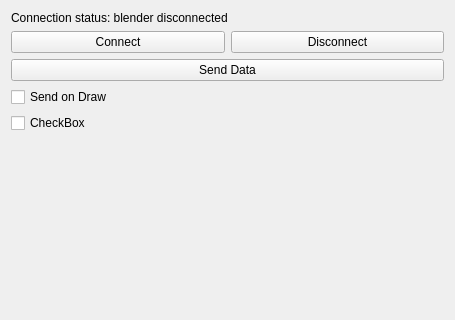
Qt form KritaBlenderLink/BlenderKritaLinkUI.ui (heisenshark/blender-krita-link-plugin) before a commit; both pictures show x 0 to 455 and y 0 to 320 of the 455 by 549 pixel window.
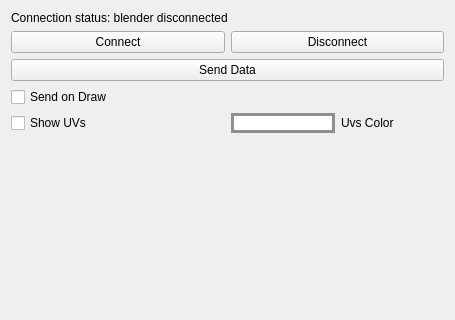
The same form after that commit.

Commit message: added uv color options and option to disable uvs

```diff
--- a/KritaBlenderLink/BlenderKritaLinkUI.ui
+++ b/KritaBlenderLink/BlenderKritaLinkUI.ui
@@ -57,11 +57,36 @@
     </widget>
    </item>
    <item>
-    <widget class="QCheckBox" name="showUVCheckbox">
-     <property name="text">
-      <string>CheckBox</string>
-     </property>
-    </widget>
+    <layout class="QHBoxLayout" name="horizontalLayout_2">
+     <item>
+      <widget class="QCheckBox" name="ShowUVCheckbox">
+       <property name="text">
+        <string>Show UVs</string>
+       </property>
+      </widget>
+     </item>
+     <item>
+      <layout class="QHBoxLayout" name="horizontalLayout_3">
+       <item>
+        <widget class="QWidget" name="UVColorButton" native="true">
+         <property name="styleSheet">
+          <string notr="true">background-color: rgb(255,255,255);
+border: 3px solid #8f8f91;
+
+</string>
+         </property>
+        </widget>
+       </item>
+       <item>
+        <widget class="QLabel" name="UVsColor">
+         <property name="text">
+          <string>Uvs Color</string>
+         </property>
+        </widget>
+       </item>
+      </layout>
+     </item>
+    </layout>
    </item>
    <item>
     <widget class="QFrame" name="ImagesFrame">
```
Left out of the diff: 3 changed lines with no effect on the pictures. The commit also changes 3 other files.
